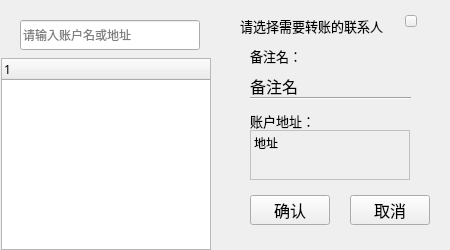
First picture: the form in transfer/ContactChooseWidget.ui, repository HcashOrg/hx-indicator, before the edit.
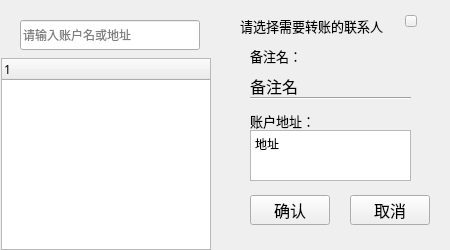
Second picture: the form after the edit.

Patch:
```diff
--- a/transfer/ContactChooseWidget.ui
+++ b/transfer/ContactChooseWidget.ui
@@ -192,30 +192,21 @@
     <string>账户地址：</string>
    </property>
   </widget>
-  <widget class="QLabel" name="addressLabel">
+  <widget class="QTextBrowser" name="address">
    <property name="geometry">
     <rect>
      <x>250</x>
      <y>130</y>
-     <width>160</width>
-     <height>50</height>
+     <width>161</width>
+     <height>51</height>
     </rect>
    </property>
-   <property name="styleSheet">
-    <string notr="true">border:1px solid rgb(192, 192, 192);
-font: 12px &quot;微软雅黑&quot;;</string>
-   </property>
-   <property name="text">
-    <string>地址</string>
-   </property>
-   <property name="alignment">
-    <set>Qt::AlignLeading|Qt::AlignLeft|Qt::AlignTop</set>
-   </property>
-   <property name="wordWrap">
-    <bool>true</bool>
-   </property>
-   <property name="textInteractionFlags">
-    <set>Qt::LinksAccessibleByMouse|Qt::TextSelectableByMouse</set>
+   <property name="html">
+    <string>&lt;!DOCTYPE HTML PUBLIC &quot;-//W3C//DTD HTML 4.0//EN&quot; &quot;http://www.w3.org/TR/REC-html40/strict.dtd&quot;&gt;
+&lt;html&gt;&lt;head&gt;&lt;meta name=&quot;qrichtext&quot; content=&quot;1&quot; /&gt;&lt;style type=&quot;text/css&quot;&gt;
+p, li { white-space: pre-wrap; }
+&lt;/style&gt;&lt;/head&gt;&lt;body style=&quot; font-family:'微软雅黑'; font-size:9pt; font-weight:400; font-style:normal;&quot;&gt;
+&lt;p style=&quot; margin-top:0px; margin-bottom:0px; margin-left:0px; margin-right:0px; -qt-block-indent:0; text-indent:0px;&quot;&gt;地址&lt;/p&gt;&lt;/body&gt;&lt;/html&gt;</string>
    </property>
   </widget>
  </widget>
```
